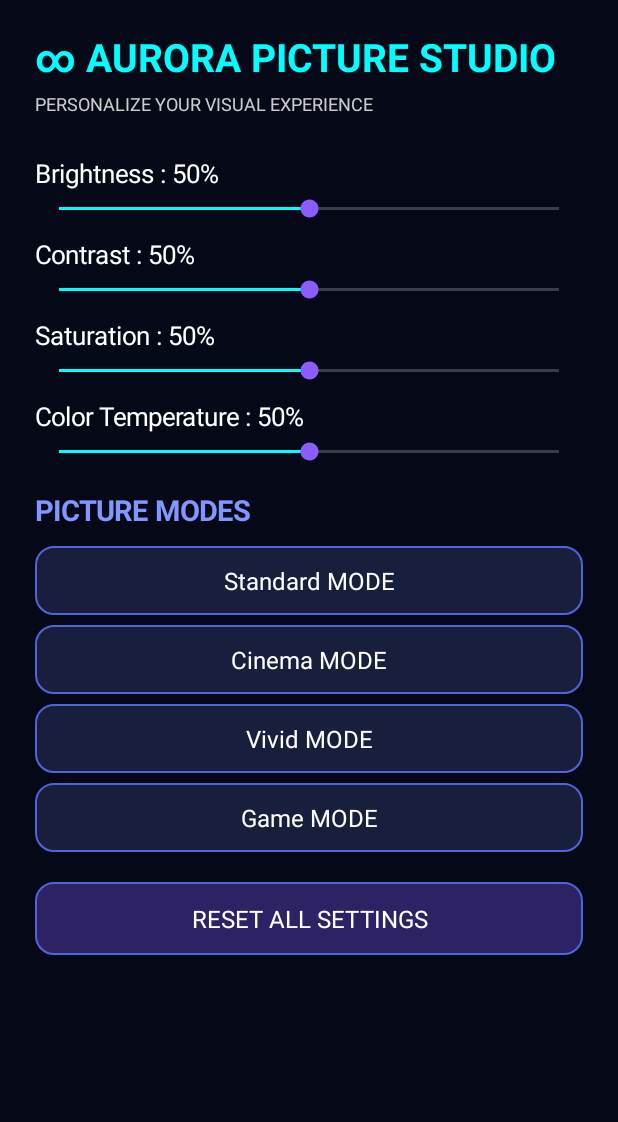
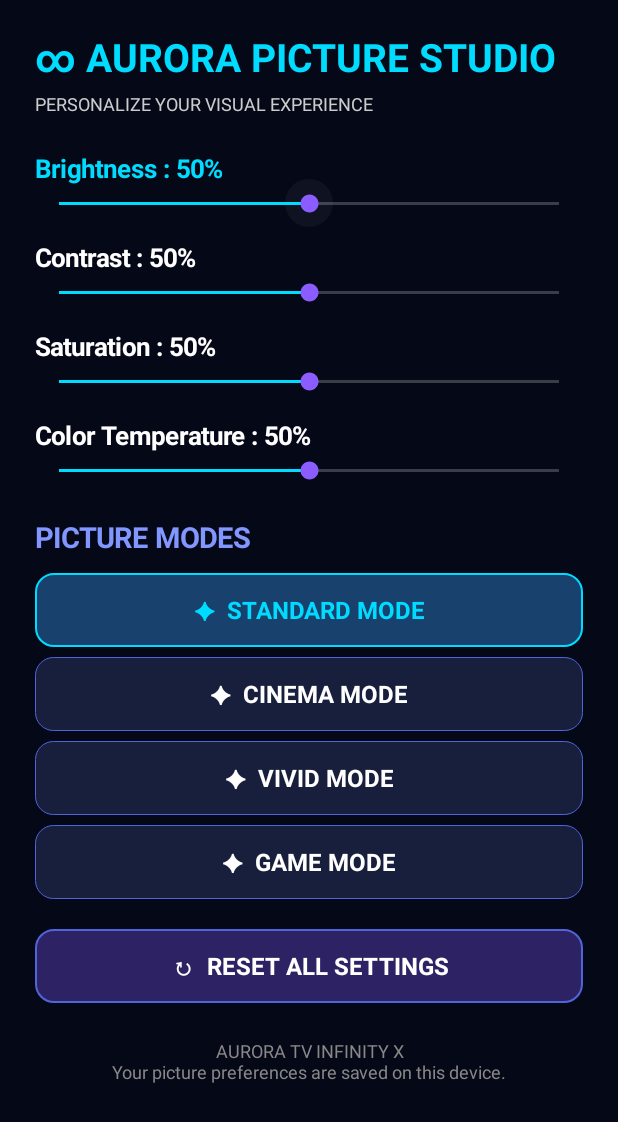
Before and after one commit to iishaqbaig94-dotcom/AuroraTvLauncher-, an Android app: the PictureStudioActivity screen opened directly, with no data from a screen before it, on a phone screen of 412 x 824 dp. Shown: the top 1122 px of the screen. Run offline under Robolectric (Android 15) with nearby library versions, the phone set to English and light mode, and no system bars.

Commit message:
Update PictureStudioActivity.java

```diff
--- a/app/src/main/java/com/aurora/tvlauncher/PictureStudioActivity.java
+++ b/app/src/main/java/com/aurora/tvlauncher/PictureStudioActivity.java
@@ -6,40 +6,69 @@ import android.os.Bundle;
 import android.graphics.Color;
 import android.graphics.Typeface;
 import android.graphics.drawable.GradientDrawable;
+import android.content.res.ColorStateList;
 import android.view.Gravity;
+import android.view.View;
 import android.widget.LinearLayout;
+import android.widget.ScrollView;
 import android.widget.TextView;
 import android.widget.SeekBar;
 import android.widget.Toast;
 
+import java.util.LinkedHashMap;
+import java.util.Map;
+
 public class PictureStudioActivity extends Activity {
 
-    LinearLayout layout;
-    android.content.SharedPreferences prefs;
+    private LinearLayout layout;
+    private android.content.SharedPreferences prefs;
+
+    private final Map<String, TextView> modeButtons =
+        new LinkedHashMap<>();
+
+    private String selectedMode = "Standard";
+
+    private final int CYAN = Color.rgb(0, 220, 255);
+    private final int PURPLE = Color.rgb(139, 92, 255);
+    private final int DARK = Color.rgb(5, 8, 23);
 
     @Override
     protected void onCreate(Bundle savedInstanceState) {
         super.onCreate(savedInstanceState);
 
-        prefs = getSharedPreferences("AuroraPicture", MODE_PRIVATE);
+        prefs = getSharedPreferences(
+            "AuroraPicture", MODE_PRIVATE
+        );
+
+        selectedMode = prefs.getString(
+            "picture_mode", "Standard"
+        );
+
+        ScrollView scroll = new ScrollView(this);
+        scroll.setFillViewport(true);
+        scroll.setBackgroundColor(DARK);
 
         layout = new LinearLayout(this);
         layout.setOrientation(LinearLayout.VERTICAL);
-        layout.setPadding(35, 30, 35, 30);
-        layout.setBackgroundColor(Color.rgb(5, 8, 23));
+        layout.setPadding(35, 30, 35, 35);
+        layout.setBackgroundColor(DARK);
+
+        scroll.addView(layout);
 
         TextView title = new TextView(this);
         title.setText("∞ AURORA PICTURE STUDIO");
-        title.setTextColor(Color.CYAN);
+        title.setTextColor(CYAN);
         title.setTextSize(26);
         title.setTypeface(null, Typeface.BOLD);
         layout.addView(title);
 
         TextView subtitle = new TextView(this);
-        subtitle.setText("PERSONALIZE YOUR VISUAL EXPERIENCE");
+        subtitle.setText(
+            "PERSONALIZE YOUR VISUAL EXPERIENCE"
+        );
         subtitle.setTextColor(Color.LTGRAY);
         subtitle.setTextSize(12);
-        subtitle.setPadding(0, 8, 0, 25);
+        subtitle.setPadding(0, 8, 0, 20);
         layout.addView(subtitle);
 
         addSlider("Brightness", "brightness", 50);
@@ -54,112 +83,286 @@ public class PictureStudioActivity extends Activity {
         addMode("Vivid");
         addMode("Game");
 
+        updateModeButtons();
+
         TextView reset = new TextView(this);
-        reset.setText("RESET ALL SETTINGS");
+        reset.setText("↻  RESET ALL SETTINGS");
         reset.setTextColor(Color.WHITE);
         reset.setTextSize(16);
+        reset.setTypeface(null, Typeface.BOLD);
         reset.setGravity(Gravity.CENTER);
         reset.setPadding(20, 20, 20, 20);
         reset.setFocusable(true);
-        reset.setBackground(makeBackground(Color.rgb(45, 35, 100)));
+        reset.setClickable(true);
 
-        reset.setOnClickListener(v -> {
-            prefs.edit().clear().apply();
-            Toast.makeText(this,
-                "Settings reset! Reopen Picture Studio.",
-                Toast.LENGTH_SHORT).show();
-            recreate();
+        GradientDrawable resetBg =
+            makeBackground(Color.rgb(45, 35, 100));
+
+        reset.setBackground(resetBg);
+
+        reset.setOnFocusChangeListener((v, focused) -> {
+            reset.setBackground(
+                makeBackground(
+                    focused ? Color.rgb(65, 55, 145)
+                            : Color.rgb(45, 35, 100)
+                )
+            );
         });
+
+        reset.setOnClickListener(v -> resetSettings());
 
         LinearLayout.LayoutParams rp =
             new LinearLayout.LayoutParams(-1, -2);
+
         rp.setMargins(0, 25, 0, 15);
         layout.addView(reset, rp);
 
-        setContentView(layout);
+        TextView note = new TextView(this);
+        note.setText(
+            "AURORA TV INFINITY X\n" +
+            "Your picture preferences are saved on this device."
+        );
+        note.setTextColor(Color.GRAY);
+        note.setTextSize(12);
+        note.setGravity(Gravity.CENTER);
+        note.setPadding(10, 20, 10, 10);
+        layout.addView(note);
+
+        setContentView(scroll);
     }
 
     private void addHeading(String text) {
         TextView heading = new TextView(this);
+
         heading.setText(text);
-        heading.setTextColor(Color.rgb(130, 150, 255));
+        heading.setTextColor(
+            Color.rgb(130, 150, 255)
+        );
         heading.setTextSize(19);
         heading.setTypeface(null, Typeface.BOLD);
         heading.setPadding(0, 25, 0, 12);
+
         layout.addView(heading);
     }
 
-    private void addSlider(String name, String key, int defaultValue) {
+    private void addSlider(
+        String name,
+        String key,
+        int defaultValue
+    ) {
+        int savedValue = prefs.getInt(key, defaultValue);
 
         TextView label = new TextView(this);
-        label.setText(name + " : " +
-            prefs.getInt(key, defaultValue) + "%");
+        label.setText(name + " : " + savedValue + "%");
         label.setTextColor(Color.WHITE);
         label.setTextSize(17);
+        label.setTypeface(null, Typeface.BOLD);
         label.setPadding(0, 15, 0, 5);
+
         layout.addView(label);
 
         SeekBar bar = new SeekBar(this);
         bar.setMax(100);
-        bar.setProgress(prefs.getInt(key, defaultValue));
+        bar.setProgress(savedValue);
+        bar.setFocusable(true);
+        bar.setFocusableInTouchMode(true);
+
         bar.setProgressTintList(
-            android.content.res.ColorStateList.valueOf(Color.CYAN));
+            ColorStateList.valueOf(CYAN)
+        );
+
         bar.setThumbTintList(
-            android.content.res.ColorStateList.valueOf(Color.rgb(139,92,255)));
+            ColorStateList.valueOf(PURPLE)
+        );
+
+        bar.setOnFocusChangeListener((v, focused) -> {
+            label.setTextColor(
+                focused ? CYAN : Color.WHITE
+            );
+        });
 
         bar.setOnSeekBarChangeListener(
             new SeekBar.OnSeekBarChangeListener() {
 
                 @Override
                 public void onProgressChanged(
-                    SeekBar seekBar, int progress, boolean fromUser) {
-
-                    label.setText(name + " : " + progress + "%");
+                    SeekBar seekBar,
+                    int progress,
+                    boolean fromUser
+                ) {
+                    label.setText(
+                        name + " : " + progress + "%"
+                    );
 
                     if (fromUser) {
-                        prefs.edit().putInt(key, progress).apply();
+                        prefs.edit()
+                            .putInt(key, progress)
+                            .apply();
                     }
                 }
 
                 @Override
-                public void onStartTrackingTouch(SeekBar seekBar) {}
+                public void onStartTrackingTouch(
+                    SeekBar seekBar
+                ) {}
 
                 @Override
-                public void onStopTrackingTouch(SeekBar seekBar) {}
-            });
+                public void onStopTrackingTouch(
+                    SeekBar seekBar
+                ) {}
+            }
+        );
 
-        layout.addView(bar);
+        LinearLayout.LayoutParams params =
+            new LinearLayout.LayoutParams(-1, -2);
+
+        params.setMargins(0, 0, 0, 8);
+        layout.addView(bar, params);
     }
 
     private void addMode(String mode) {
+        TextView button = new TextView(this);
 
-        TextView button = new TextView(this);
-        button.setText(mode + " MODE");
+        button.setText("✦  " + mode.toUpperCase() + " MODE");
         button.setTextColor(Color.WHITE);
         button.setTextSize(16);
+        button.setTypeface(null, Typeface.BOLD);
         button.setGravity(Gravity.CENTER);
-        button.setPadding(20, 18, 20, 18);
+        button.setPadding(20, 20, 20, 20);
         button.setFocusable(true);
-        button.setBackground(makeBackground(Color.rgb(24,31,60)));
+        button.setClickable(true);
+
+        button.setOnFocusChangeListener((v, focused) -> {
+            updateModeButtons();
+        });
 
         button.setOnClickListener(v -> {
-            prefs.edit().putString("picture_mode", mode).apply();
-            Toast.makeText(this,
+            applyMode(mode);
+
+            selectedMode = mode;
+
+            prefs.edit()
+                .putString("picture_mode", mode)
+                .apply();
+
+            updateModeButtons();
+
+            Toast.makeText(
+                this,
                 mode + " mode selected",
-                Toast.LENGTH_SHORT).show();
+                Toast.LENGTH_SHORT
+            ).show();
         });
 
         LinearLayout.LayoutParams params =
             new LinearLayout.LayoutParams(-1, -2);
+
         params.setMargins(0, 5, 0, 5);
+
         layout.addView(button, params);
+        modeButtons.put(mode, button);
+    }
+
+    private void updateModeButtons() {
+        for (Map.Entry<String, TextView> entry :
+            modeButtons.entrySet()) {
+
+            String mode = entry.getKey();
+            TextView button = entry.getValue();
+
+            boolean selected = mode.equals(selectedMode);
+            boolean focused = button.hasFocus();
+
+            int backgroundColor;
+
+            if (focused) {
+                backgroundColor = Color.rgb(65, 55, 145);
+            } else if (selected) {
+                backgroundColor = Color.rgb(25, 65, 110);
+            } else {
+                backgroundColor = Color.rgb(24, 31, 60);
+            }
+
+            GradientDrawable bg =
+                makeBackground(backgroundColor);
+
+            bg.setStroke(
+                focused ? 3 : (selected ? 2 : 1),
+                focused || selected ? CYAN
+                    : Color.rgb(80, 100, 220)
+            );
+
+            button.setBackground(bg);
+
+            button.setTextColor(
+                selected ? CYAN : Color.WHITE
+            );
+        }
+    }
+
+    private void applyMode(String mode) {
+        int brightness = 50;
+        int contrast = 50;
+        int saturation = 50;
+        int temperature = 50;
+
+        switch (mode) {
+            case "Cinema":
+                brightness = 45;
+                contrast = 60;
+                saturation = 45;
+                temperature = 40;
+                break;
+
+            case "Vivid":
+                brightness = 60;
+                contrast = 70;
+                saturation = 85;
+                temperature = 60;
+                break;
+
+            case "Game":
+                brightness = 55;
+                contrast = 65;
+                saturation = 55;
+                temperature = 50;
+                break;
+
+            case "Standard":
+            default:
+                break;
+        }
+
+        prefs.edit()
+            .putInt("brightness", brightness)
+            .putInt("contrast", contrast)
+            .putInt("saturation", saturation)
+            .putInt("temperature", temperature)
+            .apply();
+
+        // Refresh controls to show the selected preset.
+        recreate();
+    }
+
+    private void resetSettings() {
+        prefs.edit().clear().apply();
+
+        Toast.makeText(
+            this,
+            "All picture preferences reset",
+            Toast.LENGTH_SHORT
+        ).show();
+
+        recreate();
     }
 
     private GradientDrawable makeBackground(int color) {
         GradientDrawable bg = new GradientDrawable();
+
         bg.setColor(color);
         bg.setCornerRadius(18);
         bg.setStroke(2, Color.rgb(80, 100, 220));
+
         return bg;
     }
 }
```
